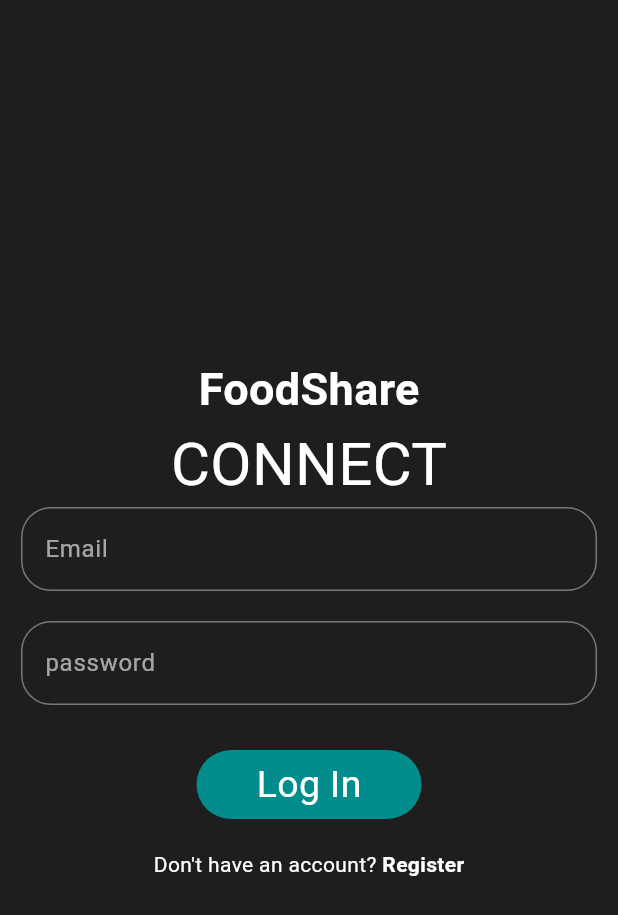
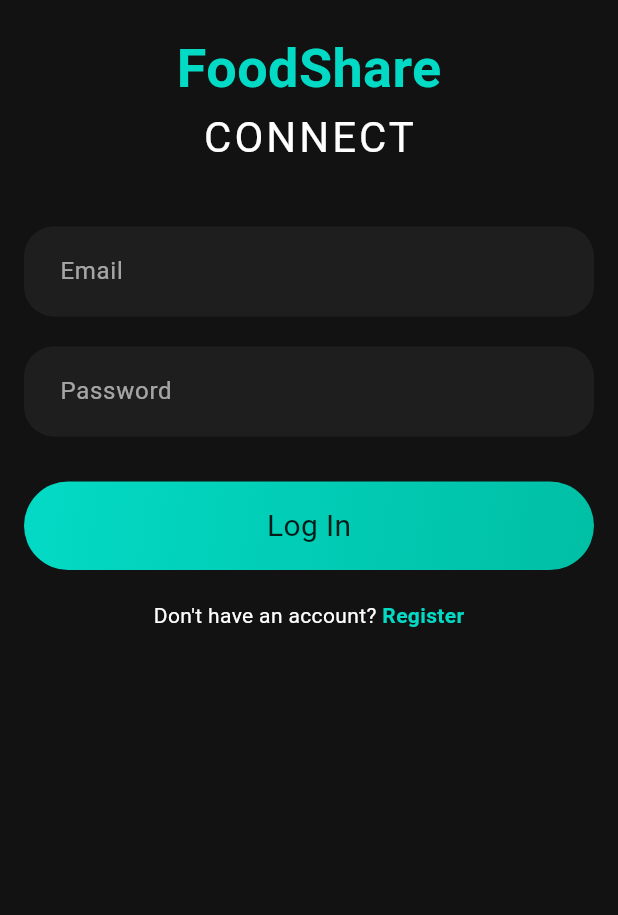
Before and after one commit to abhishekathena29/food_share_connect, a Flutter app: the screen it shows after launch, on a phone screen of 412 x 824 dp. Shown: the top 915 px of the screen. Run offline on Flutter 3.47's test engine with Material 3 defaults, Android fonts, the phone set to English and light mode, and no system bars; our stand-ins replace cloud_firestore, firebase_auth, firebase_core; accounts and stored records are empty.

Commit message:
UI changes

```diff
--- a/lib/feature/auth/login.dart
+++ b/lib/feature/auth/login.dart
@@ -14,51 +14,73 @@ class LoginPage extends StatelessWidget {
   @override
   Widget build(BuildContext context) {
     return Scaffold(
-      backgroundColor: const Color(0xff1E1E1E),
+      backgroundColor:
+          const Color(0xff121212), // Darker background for contrast
       body: SafeArea(
         child: Padding(
-          padding: const EdgeInsets.symmetric(horizontal: 14, vertical: 10),
+          padding: const EdgeInsets.symmetric(horizontal: 16, vertical: 20),
+          child: SingleChildScrollView(
             child: Column(
               mainAxisAlignment: MainAxisAlignment.center,
               children: [
                 const Text(
                   'FoodShare',
                   style: TextStyle(
-                  color: Colors.white,
-                  fontSize: 30,
+                    color: Color(0xff03DAC5), // Vibrant accent color
+                    fontSize: 36,
                     fontWeight: FontWeight.bold,
                   ),
                 ),
                 const Text(
                   'CONNECT',
-                style: TextStyle(color: Colors.white, fontSize: 40),
+                  style: TextStyle(
+                    color: Colors.white,
+                    fontSize: 28,
+                    letterSpacing: 2,
                   ),
+                ),
+                const SizedBox(height: 40),
                 TextField(
                   controller: emailController,
                   style: const TextStyle(color: Colors.white),
                   decoration: InputDecoration(
                     hintText: 'Email',
                     hintStyle: const TextStyle(color: Colors.white60),
+                    filled: true,
+                    fillColor: const Color(0xff1E1E1E),
                     border: OutlineInputBorder(
-                        borderRadius: BorderRadius.circular(20))),
+                      borderRadius: BorderRadius.circular(20),
+                      borderSide: BorderSide.none,
+                    ),
+                    contentPadding: const EdgeInsets.symmetric(
+                        vertical: 18, horizontal: 20),
+                  ),
                 ),
                 const SizedBox(height: 20),
                 TextField(
                   controller: passController,
+                  obscureText: true, // Obscure text for password field
                   style: const TextStyle(color: Colors.white),
                   decoration: InputDecoration(
-                    hintText: 'password',
+                    hintText: 'Password',
                     hintStyle: const TextStyle(color: Colors.white60),
+                    filled: true,
+                    fillColor: const Color(0xff1E1E1E),
                     border: OutlineInputBorder(
-                        borderRadius: BorderRadius.circular(20))),
+                      borderRadius: BorderRadius.circular(20),
+                      borderSide: BorderSide.none,
+                    ),
+                    contentPadding: const EdgeInsets.symmetric(
+                        vertical: 18, horizontal: 20),
+                  ),
                 ),
                 const SizedBox(height: 30),
                 GestureDetector(
                   onTap: () async {
                     print("hello");
                     try {
-                    final credential =
-                        await FirebaseAuth.instance.signInWithEmailAndPassword(
+                      final credential = await FirebaseAuth.instance
+                          .signInWithEmailAndPassword(
                         email: emailController.text,
                         password: passController.text,
                       );
@@ -92,22 +114,35 @@ class LoginPage extends StatelessWidget {
                     }
                   },
                   child: Container(
-                  padding:
-                      const EdgeInsets.symmetric(horizontal: 40, vertical: 5),
+                    padding: const EdgeInsets.symmetric(
+                        horizontal: 40, vertical: 15),
                     decoration: BoxDecoration(
-                      color: const Color(0xff038C8C),
-                      borderRadius: BorderRadius.circular(30)),
-                  child: const Text(
+                      gradient: const LinearGradient(
+                        colors: [
+                          Color(0xff03DAC5),
+                          Color(0xff00BFA5)
+                        ], // Gradient for button
+                        begin: Alignment.topLeft,
+                        end: Alignment.bottomRight,
+                      ),
+                      borderRadius: BorderRadius.circular(30),
+                    ),
+                    child: const Center(
+                      child: Text(
                         'Log In',
-                    style: TextStyle(fontSize: 25, color: Colors.white),
+                        style: TextStyle(fontSize: 20, color: Colors.black87),
+                      ),
                     ),
                   ),
                 ),
                 const SizedBox(height: 20),
                 GestureDetector(
                   onTap: () {
-                  Navigator.push(context,
-                      MaterialPageRoute(builder: (context) => RegisterPage()));
+                    Navigator.push(
+                      context,
+                      MaterialPageRoute(
+                          builder: (context) => const RegisterPage()),
+                    );
                   },
                   child: const Text.rich(
                     TextSpan(
@@ -116,11 +151,18 @@ class LoginPage extends StatelessWidget {
                       children: [
                         TextSpan(
                           text: 'Register',
-                            style: TextStyle(fontWeight: FontWeight.bold))
-                      ]),
+                          style: TextStyle(
+                            fontWeight: FontWeight.bold,
+                            color: Color(
+                                0xff03DAC5), // Accent color for 'Register'
                           ),
-              )
+                        ),
                       ],
+                    ),
+                  ),
+                ),
+              ],
+            ),
           ),
         ),
       ),
--- a/lib/feature/home/ngo_home.dart
+++ b/lib/feature/home/ngo_home.dart
@@ -80,7 +80,6 @@ class _NGOHomeState extends State<NGOHome> {
                 builder: (context) =>
                     MatchedPage(checkedFoodItems: checkedFoodNGO)),
           );
-          checkedFoodNGO.clear();
         },
         child: const Icon(Icons.check),
         backgroundColor:
```
Also changed, not shown: lib/feature/auth/register.dart (+92 -43 lines), lib/feature/home/matchedpage.dart (+84 -69 lines). Lines whose indentation alone changed are shown as unchanged.
